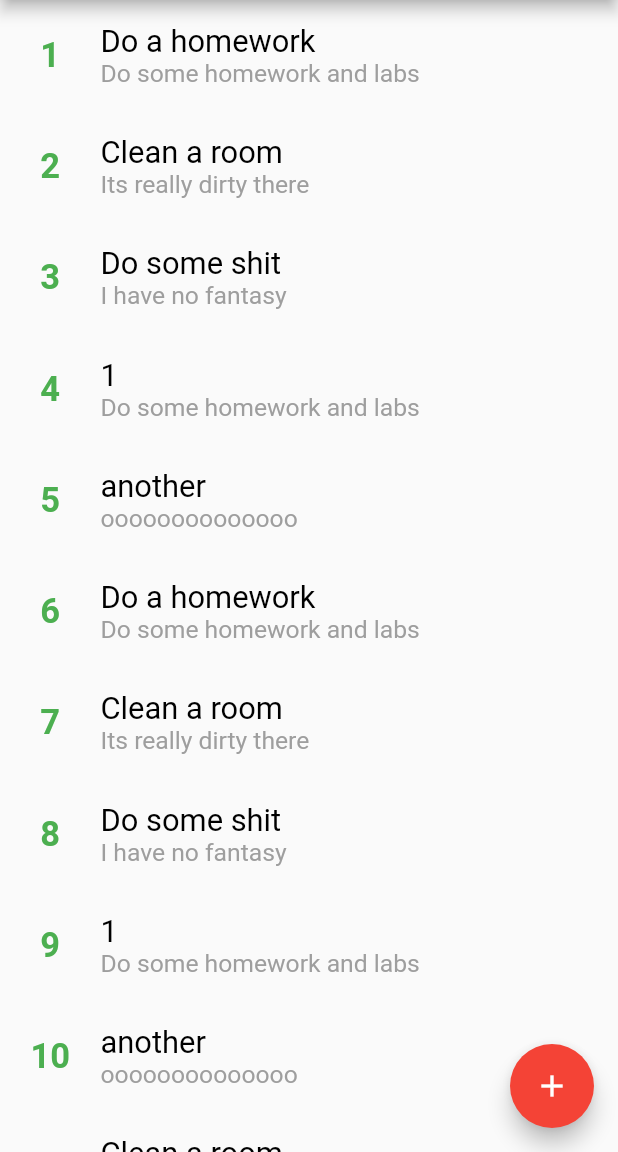
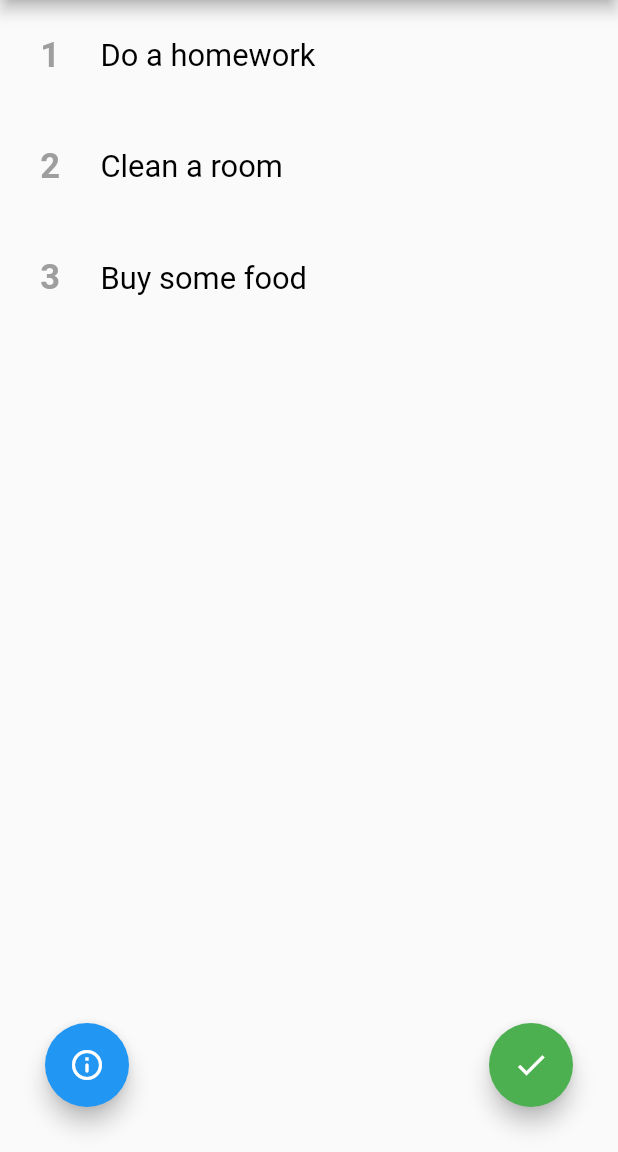
Before and after one commit to iomccormak/flutter_todo_app, a Flutter app: the screen it shows after launch, on a phone screen of 412 x 824 dp, the part 84-1236 px from its top. Run offline on Flutter 3.47's test engine with Material 2 defaults, Android fonts, the phone set to English and light mode, and no system bars; drawn by our look-alikes of flutter_slidable; our stand-ins replace fluttertoast.

Commit message:
Adding new tasks + floating buttons

```diff
--- a/lib/main.dart
+++ b/lib/main.dart
@@ -1,8 +1,12 @@
 import 'package:flutter/material.dart';
-import 'package:flutter_todo_app/task.dart';
-import 'package:flutter_todo_app/task_database.dart';
+import 'package:flutter/services.dart';
+import 'package:flutter_todo_app/finished_tasks.dart';
+import 'package:flutter_todo_app/model/task.dart';
+import 'package:flutter_todo_app/model/task_database.dart';
 import 'package:flutter_slidable/flutter_slidable.dart';
 import 'package:flutter_todo_app/task_adding_screen.dart';
+import 'package:flutter_todo_app/task_widget.dart';
+import 'package:fluttertoast/fluttertoast.dart';
 
 void main() => runApp(MyApp());
 
@@ -13,24 +17,59 @@ class MyApp extends StatelessWidget {
 
   @override
   Widget build(BuildContext context) {
-    //print('main build');
+    SystemChrome.setPreferredOrientations([
+      DeviceOrientation.portraitUp,
+      DeviceOrientation.portraitDown,
+    ]);
+
     return MaterialApp(
+      debugShowCheckedModeBanner: false,
       home: Builder(
         builder: (context) => Scaffold(
           appBar: _buildAppBar(),
           body: TaskWidget(),
-          floatingActionButton: FloatingActionButton(
-            backgroundColor: Colors.red,
-            child: Icon(Icons.add),
+          floatingActionButtonLocation:
+              FloatingActionButtonLocation.centerDocked,
+          floatingActionButton: Padding(
+            padding: EdgeInsets.all(30),
+            child: Row(
+              mainAxisAlignment: MainAxisAlignment.spaceBetween,
+              children: [
+                FloatingActionButton(
+                  backgroundColor: Colors.blue,
+                  child: Icon(Icons.info_outline_rounded),
+                  onPressed: () {
+                    ScaffoldMessenger.of(context).showSnackBar(
+                      const SnackBar(
+                        showCloseIcon: true,
+                        closeIconColor: Colors.white,
+                        duration: Duration(seconds: 2),
+                        content: Text(
+                          'Slide tasks to see the actions',
+                          style: TextStyle(fontSize: 15),
+                        ),
+                      ),
+                    );
+                  },
+                  heroTag: null,
+                ),
+                FloatingActionButton(
+                  backgroundColor: Colors.green,
+                  child: Icon(Icons.check),
                   onPressed: () {
                     Navigator.push(
                       context,
                       MaterialPageRoute(
-                    builder: (context) => TaskAddingScreen(
-                      data: database,
+                        builder: (context) => FinishedTasksWidget(
+                          database: database,
                         ),
-                  ));
+                      ),
+                    );
                   },
+                  heroTag: null,
+                ),
+              ],
+            ),
           ),
         ),
       ),
@@ -39,142 +78,19 @@ class MyApp extends StatelessWidget {
 
   AppBar _buildAppBar() {
     return AppBar(
-      centerTitle: true,
-      title: const Text(
+      title: Row(
+        mainAxisAlignment: MainAxisAlignment.center,
+        children: const [
+          Text(
             'Flutter ToDo App',
             style: TextStyle(
               fontSize: 20,
               color: Colors.white,
             ),
           ),
+        ],
+      ),
       backgroundColor: Colors.green,
     );
   }
 }
-
-class TaskWidget extends StatefulWidget {
-  //const
-  TaskWidget({super.key});
-
-  @override
-  State<TaskWidget> createState() => _TaskWidgetState();
-}
-
-class _TaskWidgetState extends State<TaskWidget> {
-  final Database database = new Database();
-
-  @override
-  Widget build(BuildContext context) {
-    //print('widget build');
-    for (Task t in database.getDatabase()) print(t.getTitle());
-
-    return SlidableAutoCloseBehavior(
-      closeWhenOpened: true,
-      child: ListView.builder(
-        itemCount: database.getDatabase().length,
-        itemBuilder: (context, index) {
-          final task = database.getDatabase()[index];
-          return Slidable(
-            child: buildCurrentWidget(task, index),
-            startActionPane: ActionPane(
-              motion: const StretchMotion(),
-              children: [
-                SlidableAction(
-                  backgroundColor: Colors.green,
-                  icon: Icons.done,
-                  label: 'Finished',
-                  onPressed: (context) => _onSlide(index, 'F'),
-                ),
-                SlidableAction(
-                  backgroundColor: Colors.blue,
-                  icon: Icons.archive,
-                  label: 'Archive',
-                  onPressed: (context) => _onSlide(index, 'A'),
-                ),
-              ],
-            ),
-            endActionPane: ActionPane(
-              motion: const StretchMotion(),
-              children: [
-                SlidableAction(
-                  backgroundColor: Colors.red,
-                  icon: Icons.delete_rounded,
-                  label: 'Delete',
-                  onPressed: (context) => _onSlide(index, 'D'),
-                ),
-              ],
-            ),
-          );
-        },
-      ),
-    );
-  }
-
-  Widget buildCurrentWidget(Task task, int index) {
-    bool _check = false;
-
-    return Container(
-      height: MediaQuery.of(context).size.height * 0.09,
-      child: Row(
-        mainAxisAlignment: MainAxisAlignment.spaceBetween,
-        children: [
-          Row(
-            //mainAxisAlignment: MainAxisAlignment.spaceEvenly,
-            children: [
-              Container(
-                width: 67,
-                padding: EdgeInsets.all(20),
-                child: Row(
-                  mainAxisAlignment: MainAxisAlignment.center,
-                  children: [
-                    Text(
-                      (index + 1).toString(),
-                      style: TextStyle(
-                        color: Colors.green,
-                        fontSize: 23,
-                        fontWeight: FontWeight.w700,
-                      ),
-                    ),
-                  ],
-                ),
-              ),
-              Column(
-                crossAxisAlignment: CrossAxisAlignment.start,
-                mainAxisAlignment: MainAxisAlignment.center,
-                children: [
-                  Container(
-                    width: MediaQuery.of(context).size.width * 0.62,
-                    child: Text(
-                      task.getTitle(),
-                      style: TextStyle(
-                        color: Colors.black,
-                        fontSize: MediaQuery.of(context).size.width * 0.05,
-                      ),
-                      overflow: TextOverflow.ellipsis,
-                    ),
-                  ),
-                  Container(
-                    width: MediaQuery.of(context).size.width * 0.62,
-                    child: Text(
-                      task.getDescription(),
-                      style: TextStyle(
-                        color: Colors.grey,
-                        fontSize: MediaQuery.of(context).size.width * 0.04,
-                      ),
-                      overflow: TextOverflow.ellipsis,
-                    ),
-                  )
-                ],
-              ),
-            ],
-          ),
-        ],
-      ),
-    );
-  }
-
-  void _onSlide(int index, String string) {
-    final tasks = database.getDatabase();
-    setState(() => tasks.removeAt(index));
-  }
-}
--- a/lib/task.dart
+++ b/lib/model/task.dart
@@ -1,7 +1,7 @@
 class Task {
   int _id = 0;
   String _title = '';
-  String _description = '';
+  //String _description = '';
 
   int _counter = 0;
 
@@ -9,10 +9,10 @@ class Task {
     this._id = _counter++;
   }
 
-  Task.name(String t, String d) {
+  Task.name(String t) {
     this._id = _counter++;
     this._title = t;
-    this._description = d;
+    //this._description = d;
   }
 
   int getId() {
@@ -27,11 +27,11 @@ class Task {
     return _title;
   }
 
-  void setDescription(String s) {
+  /*void setDescription(String s) {
     _description = s;
   }
 
   String getDescription() {
     return _description;
-  }
+  }*/
 }
--- /dev/null
+++ b/lib/model/task_database.dart
@@ -0,0 +1,36 @@
+import 'package:flutter_todo_app/model/task.dart';
+
+class Database {
+  List<Task> list = [];
+  List<Task> finishedTasks = [];
+
+  Database() {
+    list.add(new Task.name('Do a homework'));
+    list.add(new Task.name('Clean a room'));
+    list.add(new Task.name('Buy some food'));
+  }
+
+  List<Task> getDatabase() {
+    return list;
+  }
+
+  List<Task> getFinishedTasks() {
+    return finishedTasks;
+  }
+
+  List<String> getTitles() {
+    List<String> titles = [];
+    for (Task t in list) {
+      titles.add(t.getTitle());
+    }
+    return titles;
+  }
+
+  void addTask(int index, String title) {
+    list.insert(index, new Task.name(title));
+  }
+
+  void deleteTask(Task t) {
+    list.remove(t);
+  }
+}
--- a/lib/task_adding_screen.dart
+++ b/lib/task_adding_screen.dart
@@ -1,6 +1,7 @@
 import 'package:flutter/material.dart';
 import 'package:flutter_todo_app/main.dart';
-import 'package:flutter_todo_app/task_database.dart';
+import 'package:flutter_todo_app/model/task_database.dart';
+import 'package:flutter_todo_app/text_fields.dart';
 
 class TaskAddingScreen extends StatelessWidget {
   final Database data;
@@ -12,8 +13,7 @@ class TaskAddingScreen extends StatelessWidget {
 
   @override
   Widget build(BuildContext context) {
-    return MaterialApp(
-      home: Builder(
+    return Builder(
       builder: (context) => Scaffold(
         appBar: AppBar(
           centerTitle: true,
@@ -30,58 +30,29 @@ class TaskAddingScreen extends StatelessWidget {
                   },
                 ),
               ),
-                /*Container(
-            child: Text(
-              'Adding new task',
-              style: TextStyle(
-                color: Colors.white,
-                fontSize: 20,
-              ),
-            ),
-          ),*/
             ],
           ),
         ),
-          body: _buildTextFields(),
-        ),
+        body: TitleForm(),
       ),
     );
   }
 
-  SingleChildScrollView _buildTextFields() {
+  /*SingleChildScrollView _buildTextFields() {
     return SingleChildScrollView(
       child: Column(
         children: [
           Container(
-            margin: EdgeInsets.only(left: 20, right: 20, top: 20),
+            margin: EdgeInsets.only(left: 20, right: 20, top: 20, bottom: 20),
             padding: EdgeInsets.symmetric(horizontal: 15),
             decoration: BoxDecoration(
               color: Color.fromARGB(255, 234, 234, 234),
               borderRadius: BorderRadius.circular(20),
             ),
             child: TextField(
-              maxLines: 2,
+              maxLines: 4,
               decoration: InputDecoration(
-                hintText: 'Title',
-                fillColor: Colors.grey,
-                border: InputBorder.none,
-              ),
-              style: TextStyle(
-                fontSize: 20,
-              ),
-            ),
-          ),
-          Container(
-            margin: EdgeInsets.only(left: 20, right: 20, top: 20, bottom: 40),
-            padding: EdgeInsets.symmetric(horizontal: 15),
-            decoration: BoxDecoration(
-              color: Color.fromARGB(255, 234, 234, 234),
-              borderRadius: BorderRadius.circular(20),
-            ),
-            child: TextField(
-              maxLines: 15,
-              decoration: InputDecoration(
-                hintText: 'Description',
+                hintText: 'New task is...',
                 fillColor: Colors.grey,
                 border: InputBorder.none,
               ),
@@ -105,39 +76,5 @@ class TaskAddingScreen extends StatelessWidget {
         ],
       ),
     );
-  }
-
-  /* AppBar _buildAppBar() {
-    return AppBar(
-      centerTitle: true,
-      backgroundColor: Colors.green,
-      title: Row(
-        mainAxisAlignment: MainAxisAlignment.spaceBetween,
-        children: [
-          Container(
-            child: IconButton(
-              icon: Icon(Icons.arrow_back_ios_new_rounded),
-              color: Colors.white,
-              onPressed: () {
-                Navigator.push(
-                    context,
-                    MaterialPageRoute(
-                      builder: (context) => MyApp(),
-                    ));
-              },
-            ),
-          ),
-          /*Container(
-            child: Text(
-              'Adding new task',
-              style: TextStyle(
-                color: Colors.white,
-                fontSize: 20,
-              ),
-            ),
-          ),*/
-        ],
-      ),
-    );
   }*/
 }
--- a/lib/task_database.dart
+++ /dev/null
@@ -1,30 +0,0 @@
-import 'package:flutter_todo_app/task.dart';
-
-class Database {
-  List<Task> list = [];
-
-  Database() {
-    list.add(new Task.name('Do a homework', 'Do some homework and labs'));
-    list.add(new Task.name('Clean a room', 'Its really dirty there'));
-    list.add(new Task.name('Do some shit', 'I have no fantasy'));
-    list.add(new Task.name('1', 'Do some homework and labs'));
-    list.add(new Task.name('another', 'oooooooooooooo'));
-    list.add(new Task.name('Do a homework', 'Do some homework and labs'));
-    list.add(new Task.name('Clean a room', 'Its really dirty there'));
-    list.add(new Task.name('Do some shit', 'I have no fantasy'));
-    list.add(new Task.name('1', 'Do some homework and labs'));
-    list.add(new Task.name('another', 'oooooooooooooo'));
-    list.add(new Task.name('Clean a room', 'Its really dirty there'));
-    list.add(new Task.name('Do some shit', 'I have no fantasy'));
-    list.add(new Task.name('1', 'Do some homework and labs'));
-    list.add(new Task.name('another', 'oooooooooooooo'));
-  }
-
-  List<Task> getDatabase() {
-    return list;
-  }
-
-  void deleteTask(Task t) {
-    list.remove(t);
-  }
-}
--- /dev/null
+++ b/lib/task_widget.dart
@@ -0,0 +1,176 @@
+import 'package:flutter/material.dart';
+import 'package:flutter_slidable/flutter_slidable.dart';
+import 'package:flutter_todo_app/model/task.dart';
+import 'package:flutter_todo_app/task_adding_screen.dart';
+import 'package:flutter_todo_app/model/task_database.dart';
+
+class TaskWidget extends StatefulWidget {
+  //const
+  TaskWidget({super.key});
+
+  @override
+  State<TaskWidget> createState() => _TaskWidgetState();
+}
+
+class _TaskWidgetState extends State<TaskWidget> {
+  final Database database = new Database();
+
+  @override
+  Widget build(BuildContext context) {
+    for (Task t in database.getDatabase()) print(t.getTitle());
+
+    return SlidableAutoCloseBehavior(
+      closeWhenOpened: true,
+      child: ListView.builder(
+        itemCount: database.getDatabase().length,
+        itemBuilder: (context, index) {
+          final task = database.getDatabase()[index];
+          return Dismissible(
+            key: Key(index.toString()),
+            child: Slidable(
+              child: buildCurrentWidget(task, index),
+              startActionPane: ActionPane(
+                motion: const StretchMotion(),
+                children: [
+                  SlidableAction(
+                    backgroundColor: Colors.green,
+                    icon: Icons.done,
+                    label: 'Finished',
+                    onPressed: (context) => {
+                      _finished(index),
+                      ScaffoldMessenger.of(context).showSnackBar(
+                        SnackBar(
+                          closeIconColor: Colors.white,
+                          showCloseIcon: true,
+                          duration: Duration(seconds: 3),
+                          content: Text(
+                            task.getTitle() + ' is finished!',
+                            style: TextStyle(fontSize: 15),
+                          ),
+                        ),
+                      ),
+                    },
+                  ),
+                  SlidableAction(
+                    backgroundColor: Colors.blue,
+                    icon: Icons.add,
+                    label: 'Add new',
+                    onPressed: (context) => _add(index),
+                  ),
+                ],
+              ),
+              endActionPane: ActionPane(
+                motion: const StretchMotion(),
+                children: [
+                  SlidableAction(
+                    backgroundColor: Colors.red,
+                    icon: Icons.delete_rounded,
+                    label: 'Delete',
+                    onPressed: (context) => {
+                      _delete(index),
+                      ScaffoldMessenger.of(context).showSnackBar(
+                        SnackBar(
+                          closeIconColor: Colors.white,
+                          showCloseIcon: true,
+                          duration: Duration(seconds: 3),
+                          content: Text(
+                            task.getTitle() + ' is deleted',
+                            style: TextStyle(fontSize: 15),
+                          ),
+                        ),
+                      ),
+                    },
+                  ),
+                ],
+              ),
+            ),
+          );
+        },
+      ),
+    );
+  }
+
+  Widget buildCurrentWidget(Task task, int index) {
+    bool _check = false;
+
+    return Container(
+      height: MediaQuery.of(context).size.height * 0.09,
+      child: Row(
+        mainAxisAlignment: MainAxisAlignment.spaceBetween,
+        children: [
+          Row(
+            //mainAxisAlignment: MainAxisAlignment.spaceEvenly,
+            children: [
+              Container(
+                width: 67,
+                padding: EdgeInsets.all(20),
+                child: Row(
+                  mainAxisAlignment: MainAxisAlignment.center,
+                  children: [
+                    Text(
+                      (index + 1).toString(),
+                      style: TextStyle(
+                        color: Colors.grey,
+                        fontSize: 23,
+                        fontWeight: FontWeight.w700,
+                      ),
+                    ),
+                  ],
+                ),
+              ),
+              Column(
+                crossAxisAlignment: CrossAxisAlignment.start,
+                mainAxisAlignment: MainAxisAlignment.center,
+                children: [
+                  Container(
+                    width: MediaQuery.of(context).size.width * 0.62,
+                    child: Text(
+                      task.getTitle(),
+                      style: TextStyle(
+                        color: Colors.black,
+                        fontSize: MediaQuery.of(context).size.width * 0.05,
+                      ),
+                      overflow: TextOverflow.ellipsis,
+                    ),
+                  ),
+                ],
+              ),
+            ],
+          ),
+        ],
+      ),
+    );
+  }
+
+  void _finished(int index) {
+    final tasks = database.getDatabase();
+    final finishedTasks = database.getFinishedTasks();
+    final finishedTask = database.getDatabase()[index];
+    setState(() {
+      finishedTasks.add(finishedTask);
+      tasks.removeAt(index);
+      print(database.getFinishedTasks());
+    });
+  }
+
+  void _delete(int index) {
+    final tasks = database.getDatabase();
+    setState(() => tasks.removeAt(index));
+  }
+
+  void _add(int index) async {
+    final data = await Navigator.push(
+        context,
+        MaterialPageRoute(
+          builder: (context) => TaskAddingScreen(
+            data: database,
+          ),
+        ));
+    if (data != null) {
+      setState(() {
+        database.addTask(index, data);
+      });
+    }
+    print(database.getTitles());
+  }
+}
--- a/pubspec.yaml
+++ b/pubspec.yaml
@@ -35,6 +35,7 @@ dependencies:
   # The following adds the Cupertino Icons font to your application.
   # Use with the CupertinoIcons class for iOS style icons.
   cupertino_icons: ^1.0.2
+  fluttertoast: ^8.2.1
 
 dev_dependencies:
   flutter_test:
```
Also changed, not shown: lib/finished_tasks.dart (added, +98 -0 lines), lib/text_fields.dart (added, +65 -0 lines), pubspec.lock. Lines whose indentation alone changed are shown as unchanged.
